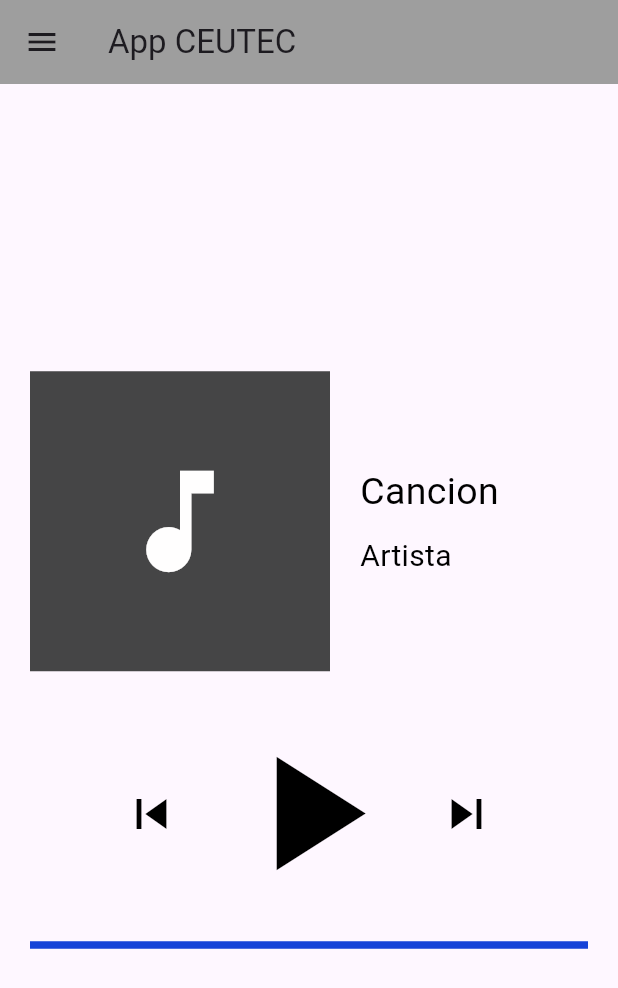
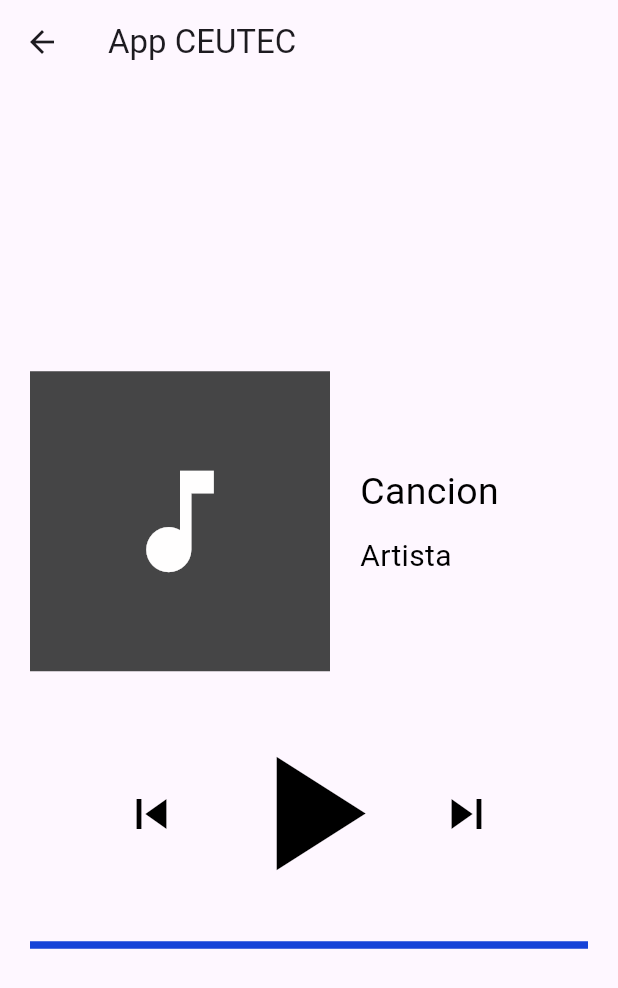
Before and after one commit to Progra-Movil-917/laboratorio2_equipo6, a Flutter app: the PodcastScreen screen opened directly, on a phone screen of 412 x 824 dp. Shown: the top 988 px of the screen. Run offline on Flutter 3.47's test engine with Material 3 defaults, Android fonts, the light colour scheme and no system bars; our stand-ins replace go_router.

Commit message:
Ruta podcast y onPressed implementado, cambios leves a PodcastScreen

```diff
--- a/lib/main.dart
+++ b/lib/main.dart
@@ -3,6 +3,7 @@
 import 'package:laboratorio2_app/screens/currency_converter_screen.dart';
 import 'package:laboratorio2_app/screens/menu_screen.dart';
 import 'package:laboratorio2_app/screens/news_screen.dart';
+import 'package:laboratorio2_app/screens/podcast_screen.dart';
 import 'package:laboratorio2_app/screens/task_list_screen.dart';
 
 void main() => runApp(const MyApp());
@@ -33,6 +34,12 @@
             return NewsScreen();
           },
         ),
+        GoRoute(
+          path: 'podcast',
+          builder: (BuildContext context, GoRouterState state) {
+            return PodcastScreen();
+          },
+        ),
       ],
     ),
   ],
--- a/lib/screens/menu_screen.dart
+++ b/lib/screens/menu_screen.dart
@@ -56,7 +56,9 @@
               Icons.arrow_forward,
               size: 25,
             ),
-            onTap: () {},
+            onTap: () {
+              context.go('/podcast');
+            },
           ),
         ],
       ),
--- a/lib/screens/podcast_screen.dart
+++ b/lib/screens/podcast_screen.dart
@@ -7,12 +7,7 @@
   Widget build(BuildContext context) {
     return Scaffold(
       appBar: AppBar(
-          backgroundColor: Colors.grey,
           elevation: 0,
-          leading: IconButton(
-            icon: const Icon(Icons.menu),
-            onPressed: () {},
-          ),
           title: const Text("App CEUTEC")),
       body: Padding(
         padding: const EdgeInsets.symmetric(horizontal: 20),
```
